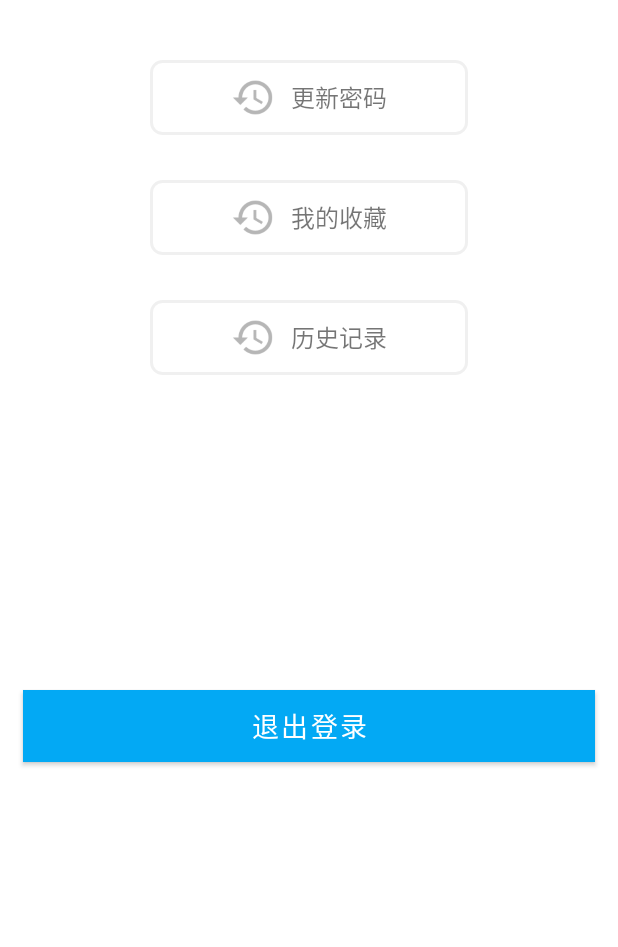
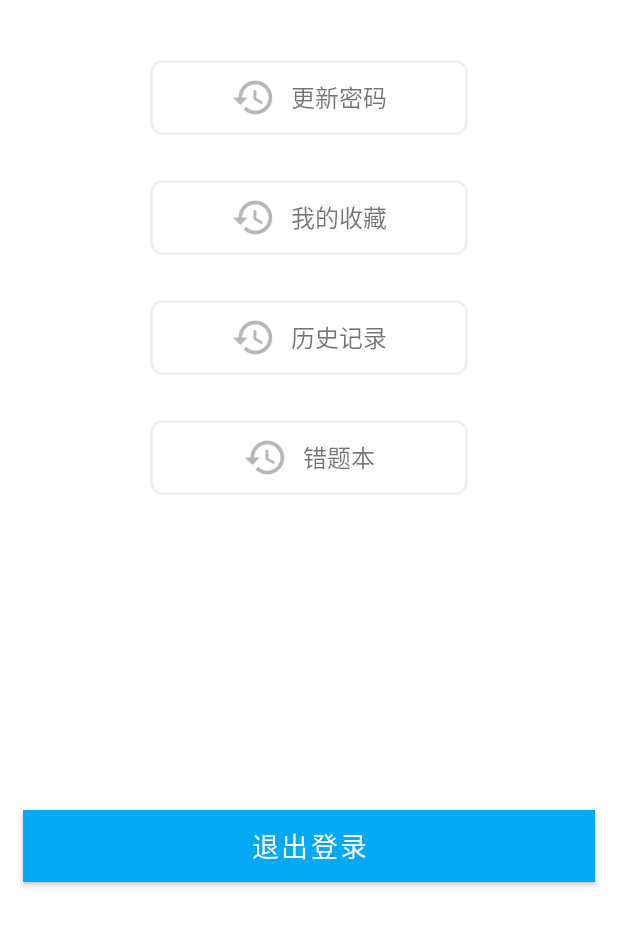
Before and after one commit to yizx-1017/EDUKG_App, an Android app: the fragment UserFragment shown on its own in the app's theme, on a phone screen of 412 x 824 dp, the part 180-1127 px from its top. Run offline under Robolectric (Android 15) with nearby library versions, the light colour scheme and no system bars; Roboto replaces fonts that are not available here; 1 statement that could not run was skipped.

Commit message:
FEAT: add wrong problems api

```diff
--- a/GKUDE/app/src/main/java/com/java/wangxingqi/server/User.java
+++ b/GKUDE/app/src/main/java/com/java/wangxingqi/server/User.java
@@ -1,6 +1,7 @@
 package com.java.wangxingqi.server;
 
 import com.java.wangxingqi.bean.EntityBean;
+import com.java.wangxingqi.bean.ProblemBean;
 
 import java.util.List;
 
@@ -23,5 +24,6 @@ public class User {
 
     private List<EntityBean> favorites;
     private List<EntityBean> histories;
+    private List<ProblemBean> wrongProblems;
 
 }
--- a/GKUDE/app/src/main/res/layout/fragment_user.xml
+++ b/GKUDE/app/src/main/res/layout/fragment_user.xml
@@ -63,9 +63,9 @@
             <TextView
                 android:layout_width="wrap_content"
                 android:layout_height="wrap_content"
-                android:layout_marginLeft="10dp"
-                android:text="更新密码"
-                android:textSize="16dp"/>
+                android:layout_marginStart="10dp"
+                android:text="@string/updatePassword"
+                android:textSize="16sp"/>
         </LinearLayout>
 
 
@@ -89,9 +89,9 @@
             <TextView
                 android:layout_width="wrap_content"
                 android:layout_height="wrap_content"
-                android:layout_marginLeft="10dp"
-                android:text="我的收藏"
-                android:textSize="16dp"/>
+                android:layout_marginStart="10dp"
+                android:text="@string/myFavorite"
+                android:textSize="16sp"/>
         </LinearLayout>
 
 
@@ -115,9 +115,34 @@
             <TextView
                 android:layout_width="wrap_content"
                 android:layout_height="wrap_content"
-                android:layout_marginLeft="10dp"
-                android:text="历史记录"
-                android:textSize="16dp"/>
+                android:layout_marginStart="10dp"
+                android:text="@string/myHistory"
+                android:textSize="16sp"/>
+        </LinearLayout>
+
+        <LinearLayout
+            android:id="@+id/wrongProblem"
+            android:layout_width="match_parent"
+            android:layout_height="wrap_content"
+            android:layout_marginTop="30dp"
+            android:layout_marginLeft="100dp"
+            android:layout_marginRight="100dp"
+            android:paddingTop="10dp"
+            android:paddingBottom="10dp"
+            android:background="@drawable/card_rectangle"
+            android:layout_gravity="center"
+            android:gravity="center"
+            android:orientation="horizontal">
+            <ImageView
+                android:layout_width="30dp"
+                android:layout_height="30dp"
+                android:src="@drawable/ic_history"/>
+            <TextView
+                android:layout_width="wrap_content"
+                android:layout_height="wrap_content"
+                android:layout_marginStart="10dp"
+                android:text="@string/wrongProblem"
+                android:textSize="16sp"/>
         </LinearLayout>
 
     </LinearLayout>
@@ -130,7 +155,7 @@
         android:layout_marginTop="200dp"
         android:layout_marginRight="15dp"
         android:background="?attr/colorPrimary"
-        android:text="退出登录"
+        android:text="@string/logout"
         android:textColor="@color/white"
         android:textSize="18sp" />
 
--- a/GKUDE/app/src/main/res/values/strings.xml
+++ b/GKUDE/app/src/main/res/values/strings.xml
@@ -32,4 +32,8 @@
     <string name="icon">icon</string>
     <string name="submit">submit</string>
     <string name="cancelShare">取消分享</string>
+    <string name="myFavorite">我的收藏</string>
+    <string name="myHistory">历史记录</string>
+    <string name="wrongProblem">错题本</string>
+    <string name="logout">退出登录</string>
 </resources>
```
Also changed, not shown: GKUDE/app/src/main/java/com/java/wangxingqi/bean/ProblemBean.java (+9 -0 lines), GKUDE/app/src/main/java/com/java/wangxingqi/server/UserDataSource.java (+67 -0 lines), GKUDE/app/src/main/java/com/java/wangxingqi/server/UserRepository.java (+44 -9 lines).
